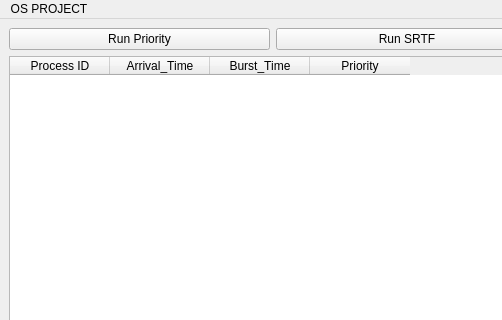
Above: src/util/test.ui from mohamedshaban463/Priority-vs-SRTF before the change; both pictures show x 0 to 502 and y 0 to 320 of the 1081 by 540 pixel window. Below: the same form after it.
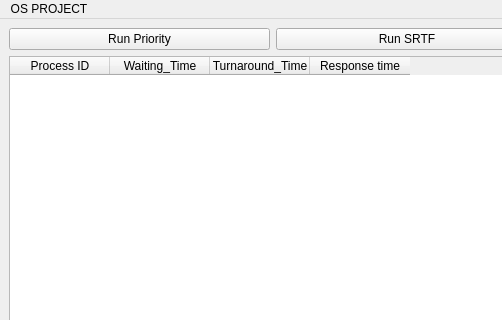
That is the form after the change.

Patch:
```diff
--- a/src/util/test.ui
+++ b/src/util/test.ui
@@ -45,17 +45,17 @@
       </column>
       <column>
        <property name="text">
-        <string>Arrival_Time</string>
+        <string>Waiting_Time</string>
        </property>
       </column>
       <column>
        <property name="text">
-        <string>Burst_Time</string>
+        <string>Turnaround_Time</string>
        </property>
       </column>
       <column>
        <property name="text">
-        <string>Priority</string>
+        <string>Response time</string>
        </property>
       </column>
      </widget>
```
